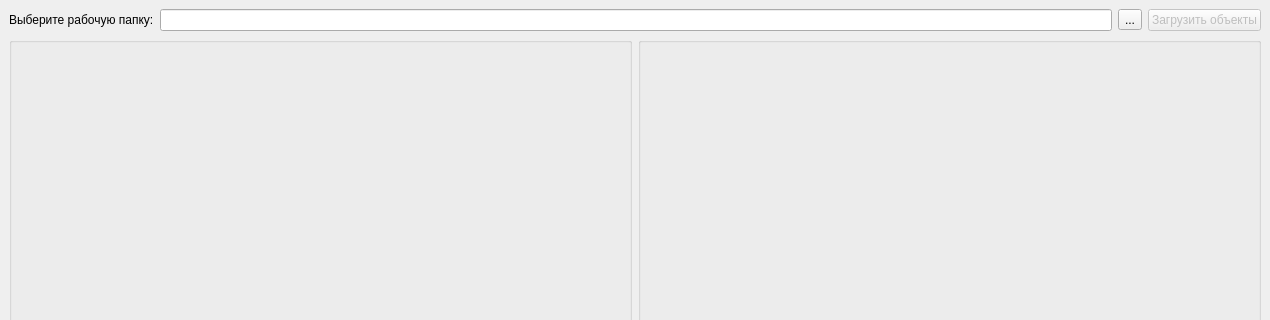
Qt form uuid_maker/MainWindow.ui (Yrij-Zhavoronkov/WintreistsPractice) before a commit; both pictures show x 0 to 1270 and y 0 to 320 of the 1270 by 889 pixel window.
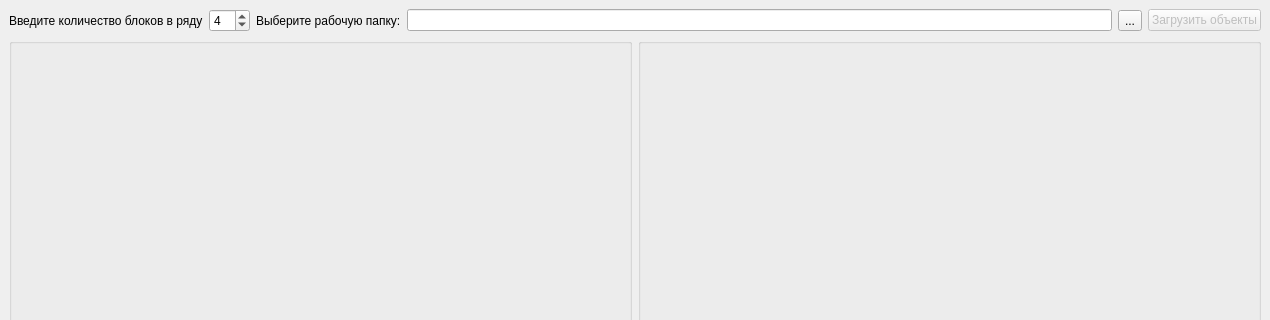
The same form after that commit.

The edit to the form file:
```diff
--- a/uuid_maker/MainWindow.ui
+++ b/uuid_maker/MainWindow.ui
@@ -17,6 +17,26 @@
    <layout class="QVBoxLayout" name="verticalLayout_5">
     <item>
      <layout class="QHBoxLayout" name="horizontalLayout">
+      <item>
+       <widget class="QLabel" name="label_4">
+        <property name="text">
+         <string>Введите количество блоков в ряду</string>
+        </property>
+       </widget>
+      </item>
+      <item>
+       <widget class="QSpinBox" name="spinBox_ejectedObjects_in_row">
+        <property name="minimum">
+         <number>1</number>
+        </property>
+        <property name="maximum">
+         <number>10</number>
+        </property>
+        <property name="value">
+         <number>4</number>
+        </property>
+       </widget>
+      </item>
       <item>
        <widget class="QLabel" name="label_3">
         <property name="text">
```
